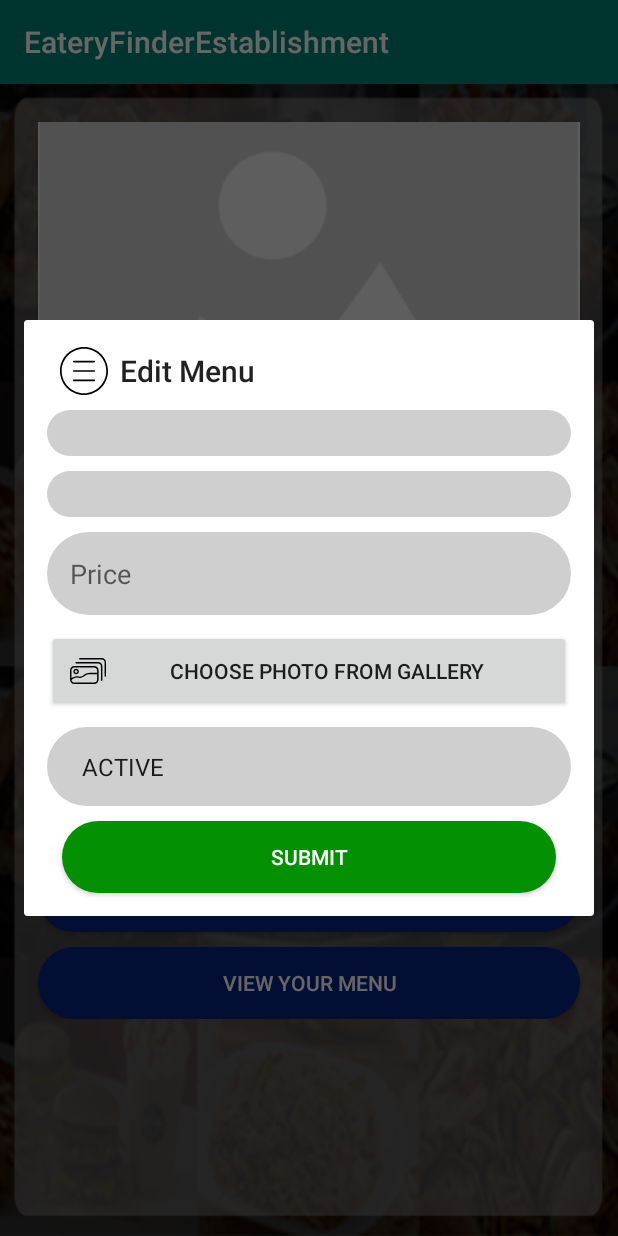
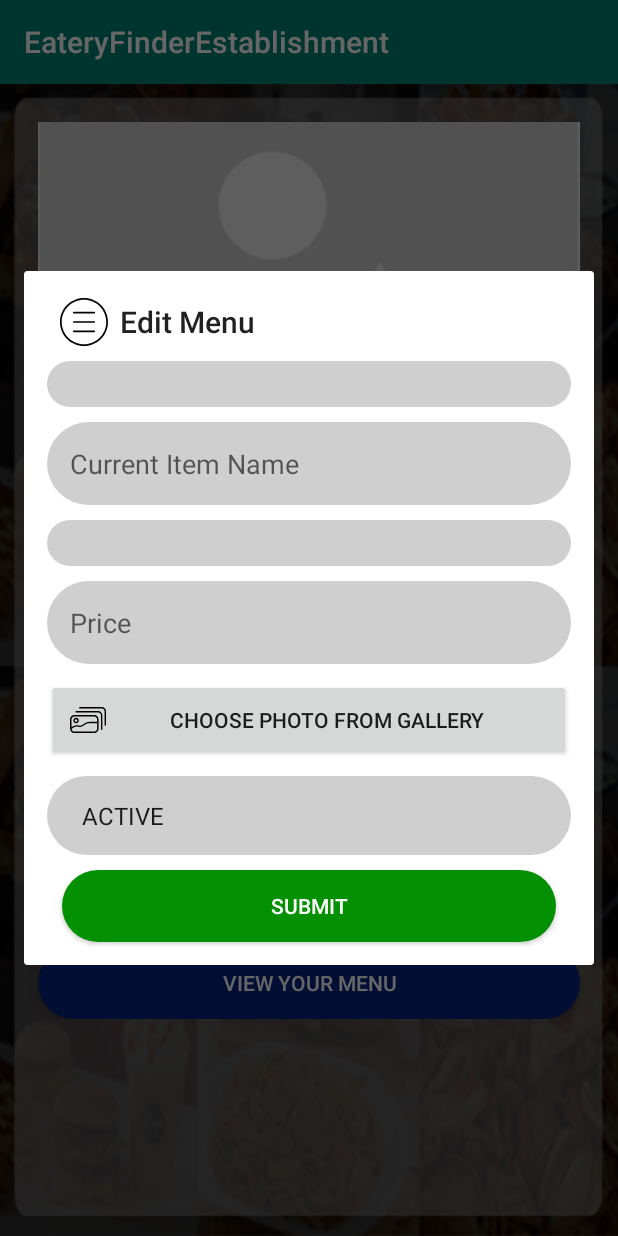
Before and after one commit to francisdurante/eatery-finder-establishment, an Android app: the ActivityMain screen opened directly, with no data from a screen before it, after a tap on an icon or button, on a phone screen of 412 x 824 dp. Run offline under Robolectric (Android 15) with nearby library versions, the phone set to English and light mode, and no system bars; our stand-ins replace Picasso; pictures from the network do not load; 2 other taps on this screen came first.

Commit message:
edit item-product done

```diff
--- a/app/src/main/java/eatery/finder/establishment/main/MainDAO.java
+++ b/app/src/main/java/eatery/finder/establishment/main/MainDAO.java
@@ -295,7 +295,6 @@ public class MainDAO {
             upload = 1;
         }
             try {
-                System.out.println(ItemId + " aaaaaaaaaaaaaaaa");
                 RequestParams rp = new RequestParams();
                 rp.put("id", ItemId);
                 rp.put("cat_name", vo.getItemCategory());
--- a/app/src/main/res/layout/edit_menu.xml
+++ b/app/src/main/res/layout/edit_menu.xml
@@ -18,6 +18,19 @@
                 android:layout_marginLeft="15sp"
                 android:layout_marginRight="15sp"
                 android:layout_marginTop="10sp"
+                android:background="@drawable/text_background_design"
+                android:paddingLeft="10sp"
+                android:paddingRight="10sp"
+                android:padding="15sp"
+                />
+            <EditText
+                android:id="@+id/current_item_name_edit"
+                android:layout_width="match_parent"
+                android:layout_height="wrap_content"
+                android:layout_marginLeft="15sp"
+                android:layout_marginRight="15sp"
+                android:layout_marginTop="10sp"
+                android:hint="@string/current_item_name"
                 android:background="@drawable/text_background_design"
                 android:paddingLeft="10sp"
                 android:paddingRight="10sp"
--- a/app/src/main/res/values/strings.xml
+++ b/app/src/main/res/values/strings.xml
@@ -17,6 +17,7 @@
     <string name="take_photo">Take Photo</string>
     <string name="choose_photo_from_gallery">Choose Photo From Gallery</string>
     <string name="price">Price</string>
+    <string name="current_item_name">Current Item Name</string>
 
     <string-array name="emotion_item">
         <item>HAPPY</item>
```
Also changed, not shown: app/src/main/java/eatery/finder/establishment/ActivityMain.java (+7 -6 lines).
